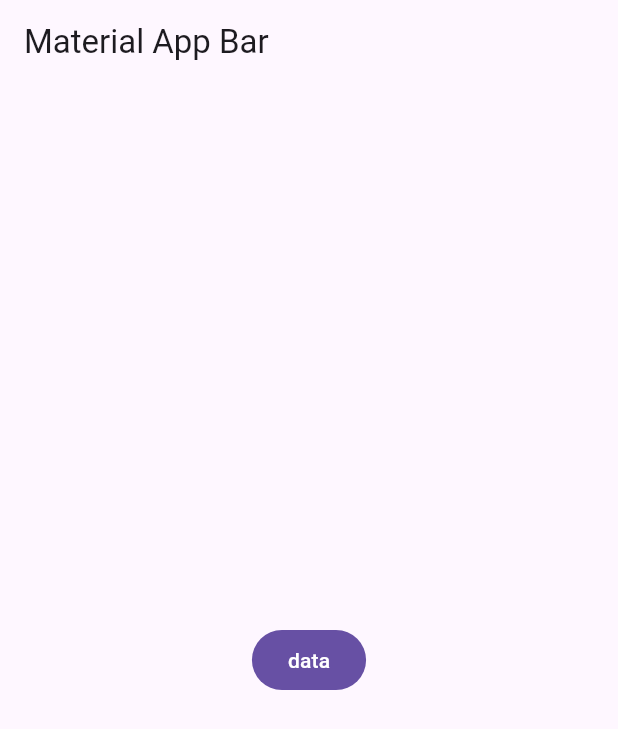
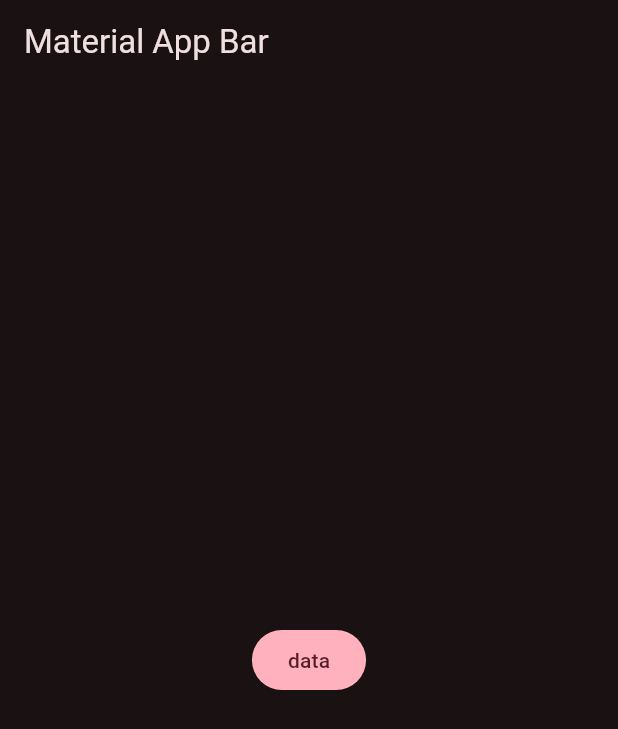
Before and after one commit to Lnx1408/yes_no_app, a Flutter app: the screen it shows after launch, on a phone screen of 412 x 824 dp. Shown: the top 729 px of the screen. Run offline on Flutter 3.47's test engine with Material 3 defaults, Android fonts, the phone set to English and light mode, and no system bars.

Commit message:
Esquema de colores

```diff
--- /dev/null
+++ b/lib/config/theme/app_theme.dart
@@ -0,0 +1,28 @@
+import 'package:flutter/material.dart';
+
+const Color _customColor = Color(0x0000194E);
+
+const List<Color> _colorThemes = [
+  _customColor,
+  Colors.blueGrey,
+  Colors.teal,
+  Colors.green,
+  Colors.yellow,
+  Colors.orange,
+  Colors.pink,
+];
+
+class Apptheme {
+  final int selectedColor;
+  Apptheme({
+    this.selectedColor = 1,
+  }) : assert(selectedColor >= 0 && selectedColor <= _colorThemes.length - 1,
+            'Colors must be between 0 and ${_colorThemes.length}');
+
+  ThemeData theme() {
+    return ThemeData(
+        useMaterial3: true,
+        colorSchemeSeed: _colorThemes[selectedColor],
+        brightness: Brightness.dark);
+  }
+}
--- a/lib/main.dart
+++ b/lib/main.dart
@@ -1,4 +1,5 @@
 import 'package:flutter/material.dart';
+import 'package:yes_no_app/config/theme/app_theme.dart';
 
 void main() => runApp(const MyApp());
 
@@ -10,6 +11,7 @@ class MyApp extends StatelessWidget {
     return MaterialApp(
       title: 'Yes/No',
       debugShowCheckedModeBanner: false,
+      theme: Apptheme(selectedColor: 6).theme(),
       home: Scaffold(
         appBar: AppBar(
           title: const Text('Material App Bar'),
```
